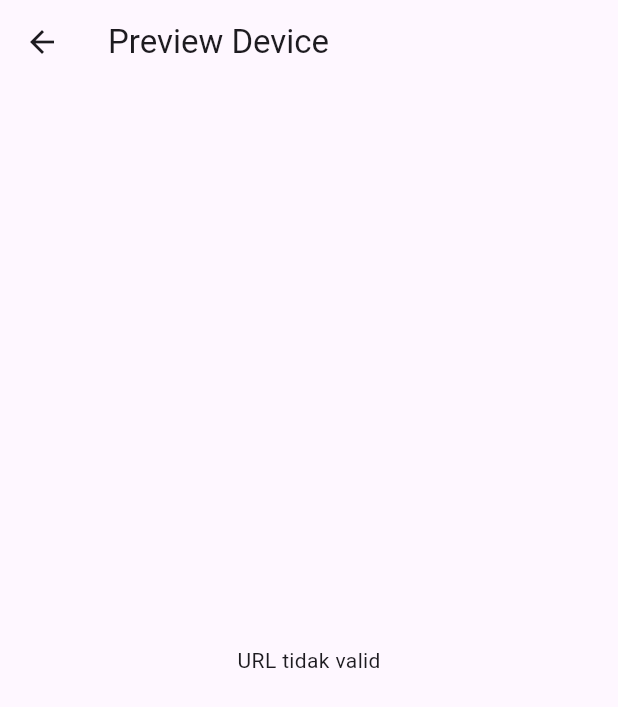
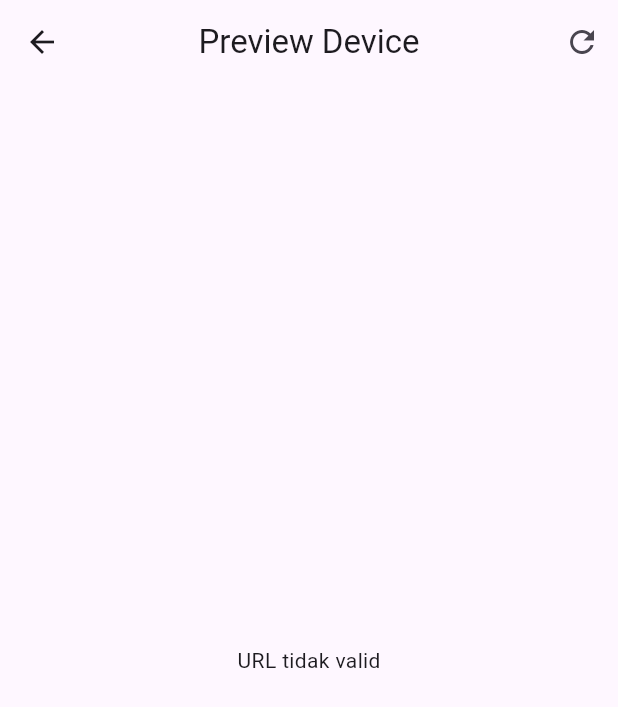
Before and after one commit to asop-source/mobile_digital_signage, a Flutter app: the WebViewPage screen opened directly with empty values, on a phone screen of 412 x 824 dp. Shown: the top 707 px of the screen. Run offline on Flutter 3.47's test engine with Material 3 defaults, Android fonts, the phone set to English and light mode, and no system bars; our stand-ins replace permission_handler, webview_flutter.

Commit message:
Adds permission handler support and improves UI
Integrates permission_handler_apple pod for iOS permissions management.
Enhances WebViewPage with a refresh button and centers the title.
Enables back navigation in WebViewPage.
Adds response body logging for debugging API requests.

```diff
--- a/lib/main.dart
+++ b/lib/main.dart
@@ -116,6 +116,8 @@ class ApiExamplePageState extends State<ApiExamplePage> {
           'mac_address': macAddress,
         }),
       );
+
+      print(response.body);
 
       if (response.statusCode == 200) {
         final responseData = jsonDecode(response.body);
@@ -359,9 +361,20 @@ class WebViewPageState extends State<WebViewPage> {
   @override
   Widget build(BuildContext context) {
     return PopScope(
-      canPop: false, // Nonaktifkan navigasi kembali default
+      canPop: true, // Nonaktifkan navigasi kembali default
       child: Scaffold(
-        appBar: AppBar(title: const Text('Preview Device')),
+        appBar: AppBar(
+          title: const Text('Preview Device'),
+          centerTitle: true,
+          actions: [
+            IconButton(
+              icon: Icon(Icons.refresh),
+              onPressed: () {
+                _controller.reload();
+              },
+            ),
+          ],
+        ),
         body:
             _isValidUrl
                 ? Stack(
```
Also changed, not shown: 2 other files.
